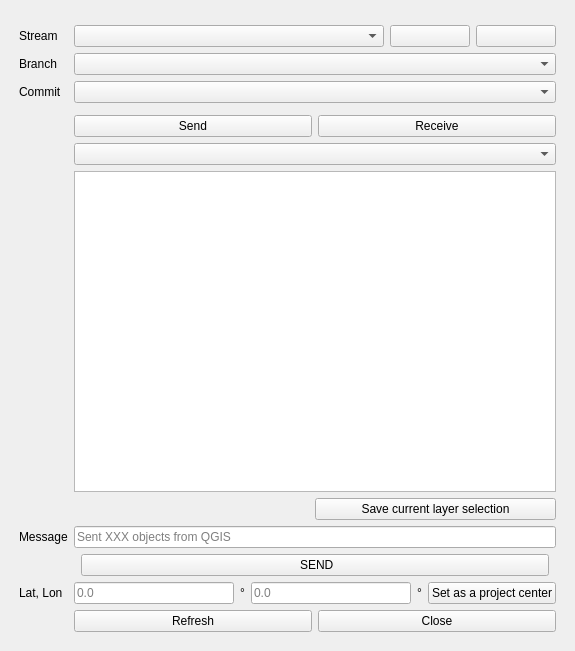
The window that ui/dockwidget_main.ui (specklesystems/specklepy_qt_ui) describes before a commit, drawn with Qt 5.
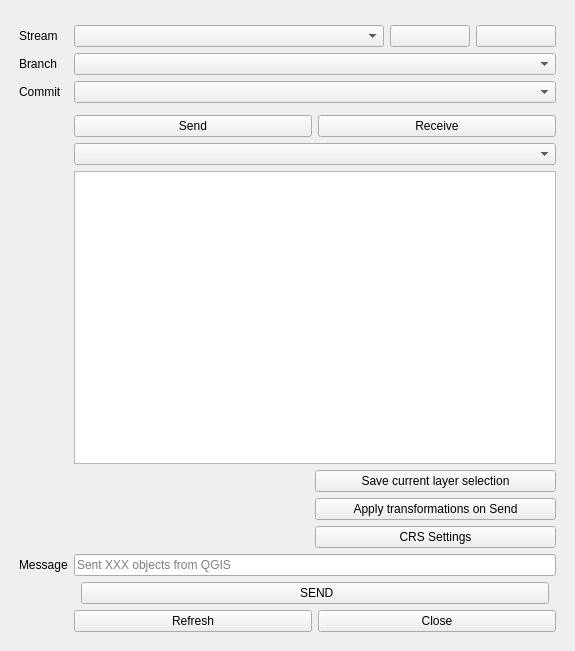
The same window after the commit.

```diff
--- a/ui/dockwidget_main.ui
+++ b/ui/dockwidget_main.ui
@@ -181,14 +181,72 @@
           </layout>
         </item>
 
-        <item row="9" column="0">
+        <item row="9" column="1">
+          <layout class="QHBoxLayout" name="horizontalLayout"  stretch="1,1">
+            <item>
+            <spacer name="horizontalSpacer">
+              <property name="orientation">
+              <enum>Qt::Horizontal</enum>
+              </property>
+              <property name="sizeType">
+              <enum>QSizePolicy::Expanding</enum>
+              </property>
+            </spacer>
+            </item>
+
+            <item>
+              <widget class="QPushButton" name="setMapping">
+                <property name="enabled">
+                  <bool>true</bool>
+                </property>
+                <property name="text">
+                  <string>Apply transformations on Send</string>
+                </property>
+              </widget>
+            </item>
+          </layout>
+        </item>
+
+
+        <item row="10" column="1">
+          <layout class="QHBoxLayout" name="horizontalLayout"  stretch="1,1">
+            <item>
+            <spacer name="horizontalSpacer">
+              <property name="orientation">
+              <enum>Qt::Horizontal</enum>
+              </property>
+              <property name="sizeType">
+              <enum>QSizePolicy::Expanding</enum>
+              </property>
+            </spacer>
+            </item>
+
+            <item>
+              <widget class="QPushButton" name="crsSettings">
+                <property name="enabled">
+                  <bool>true</bool>
+                </property>
+                <property name="text">
+                  <string>CRS Settings</string>
+                </property>
+              </widget>
+            </item>
+          </layout>
+        </item>
+
+
+
+
+
+
+        <item row="11" column="0">
          <widget class="QLabel" name="messageLabel">
           <property name="text">
            <string>Message</string>
           </property>
          </widget>
         </item>
-        <item row="9" column="1">
+        <item row="11" column="1">
          <widget class="QLineEdit" name="messageInput">
           <property name="placeholderText">
            <string>Sent XXX objects from QGIS</string>
@@ -198,7 +256,7 @@
 
         
 
-        <item row="10" column="1">
+        <item row="12" column="1">
          <layout class="QHBoxLayout" name="horizontalLayout">
           <item>
           <spacer name="horizontalSpacer">
@@ -233,62 +291,8 @@
          </layout>
         </item>
 
-        <item row="11" column="0">
-         <widget class="QLabel" name="surveyPointLabel">
-          <property name="text">
-           <string>Lat, Lon</string>
-          </property>
-         </widget>
-        </item>
-        <item row="11" column="1">
-          <layout class="QHBoxLayout" name="horizontalLayout">
-            <item>
-              <widget class="QLineEdit" name="surveyPointLat">
-                <property name="placeholderText">
-                <string>0.0</string>
-                </property>
-              </widget>
-            </item>
-
-            <item>
-              <widget class="QLabel" name="degreeSign">
-                <property name="text">
-                <string>°</string>
-                </property>
-              </widget>
-            </item>
-
-            <item>
-              <widget class="QLineEdit" name="surveyPointLon">
-                <property name="placeholderText">
-                <string>0.0</string>
-                </property>
-              </widget>
-            </item>
-
-            <item>
-              <widget class="QLabel" name="degreeSign">
-                <property name="text">
-                <string>°</string>
-                </property>
-              </widget>
-            </item>
-            
-            <item>
-              <widget class="QPushButton" name="saveSurveyPoint">
-                <property name="enabled">
-                  <bool>true</bool>
-                </property>
-                <property name="text">
-                  <string>Set as a project center</string>
-                </property>
-              </widget>
-            </item>
-
-          </layout>
-        </item>
         
-        <item row="12" column="1">
+        <item row="13" column="1">
           <layout class="QHBoxLayout" name="horizontalLayout">
             
             <item>
```
